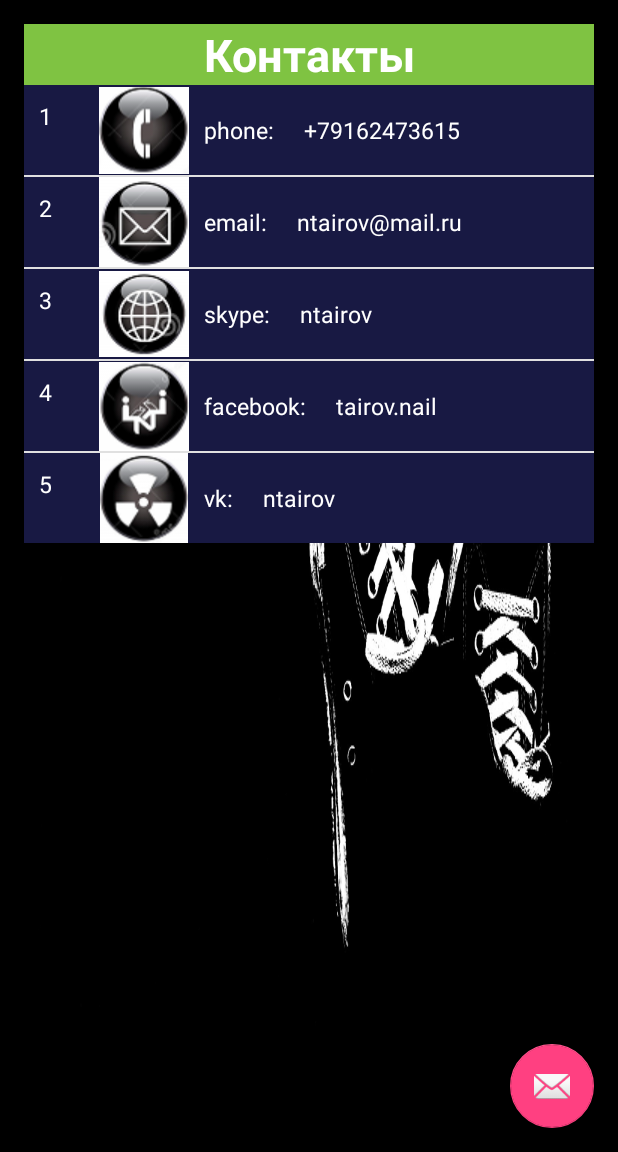
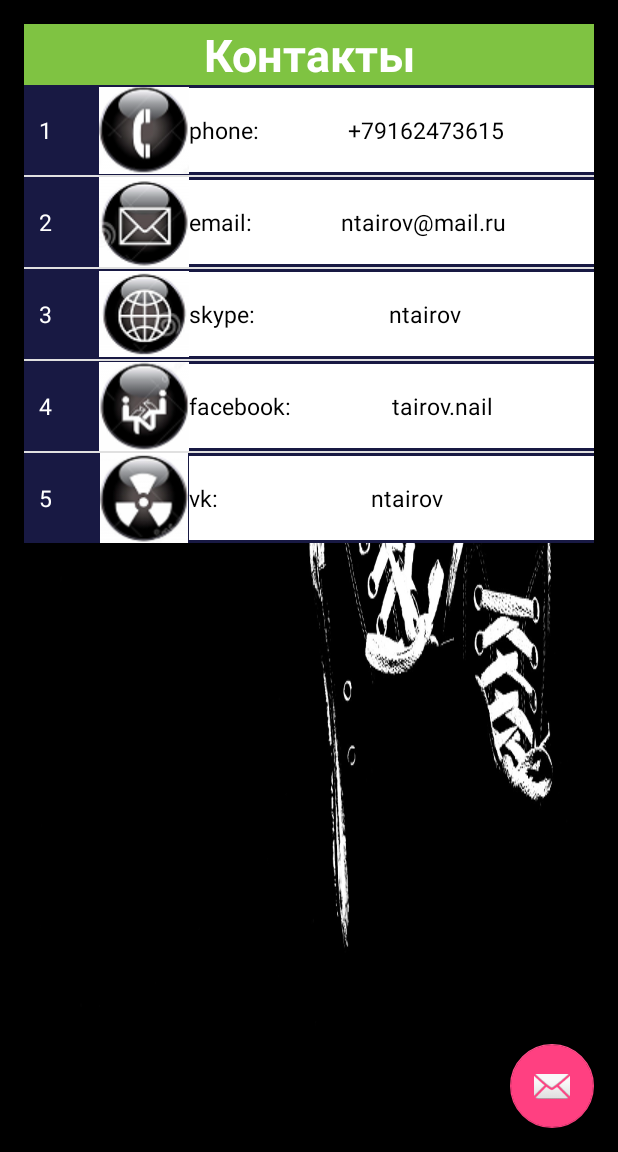
Before and after one commit to Nailich/Android_lessons, an Android app: the screen it shows after launch (MainActivity), in the side drawer, after a tap on "Контакты", on a phone screen of 412 x 824 dp, the part 84-1236 px from its top. Run offline under Robolectric (Android 15) with nearby library versions, the phone set to English and light mode, and no system bars.

Commit message:
немного исправлена верстка

```diff
--- a/Lesson4/app/src/main/res/layout/item_view.xml
+++ b/Lesson4/app/src/main/res/layout/item_view.xml
@@ -1,7 +1,7 @@
 <?xml version="1.0" encoding="utf-8"?>
 <RelativeLayout xmlns:android="http://schemas.android.com/apk/res/android"
     android:layout_width="match_parent"
-    android:layout_height="wrap_content"
+    android:layout_height="66dp"
     android:background="#181943"
     android:layout_centerHorizontal="true">
 
@@ -9,9 +9,9 @@
         android:layout_width="60dp"
         android:layout_height="60dp"
         android:id="@+id/contactIcon"
-        android:layout_alignParentTop="true"
         android:layout_toRightOf="@+id/number"
-        android:layout_toEndOf="@+id/number" />
+        android:layout_toEndOf="@+id/number"
+        android:layout_centerVertical="true"/>
 
     <TextView
         android:layout_width="50dp"
@@ -19,7 +19,7 @@
         android:textAppearance="?android:attr/textAppearanceLarge"
         android:text="10"
         android:id="@+id/number"
-        android:layout_alignParentTop="true"
+        android:layout_centerVertical="true"
         android:layout_alignParentLeft="true"
         android:layout_alignParentStart="true"
         android:textSize="15dp"
@@ -33,25 +33,30 @@
         android:text="phone"
         android:id="@+id/contactName"
         android:textSize="15dp"
-        android:textColor="#FFF"
-        android:padding="10dp"
+        android:textColor="#000"
+        android:paddingBottom="17dp"
+        android:paddingTop="17dp"
         android:layout_alignParentTop="false"
         android:layout_toRightOf="@+id/contactIcon"
         android:layout_toEndOf="@+id/contactIcon"
-        android:layout_centerInParent="true" />
+        android:layout_centerInParent="true"
+        android:background="#ffffff" />
 
     <TextView
         android:layout_width="wrap_content"
         android:layout_height="wrap_content"
         android:textAppearance="?android:attr/textAppearanceLarge"
         android:text="+79162473615"
+        android:paddingBottom="17dp"
+        android:paddingTop="17dp"
         android:id="@+id/contact"
         android:textSize="15dp"
-        android:textColor="#FFF"
-        android:padding="10dp"
-        android:layout_alignParentTop="true"
+        android:textColor="#000"
         android:layout_toRightOf="@+id/contactName"
-        android:layout_toEndOf="@+id/contactName"
-        android:layout_centerInParent="true" />
+        android:layout_centerVertical="true"
+        android:background="#FFF"
+        android:layout_alignParentRight="true"
+        android:layout_alignParentEnd="true"
+        android:textAlignment="center" />
 
 </RelativeLayout>
```
